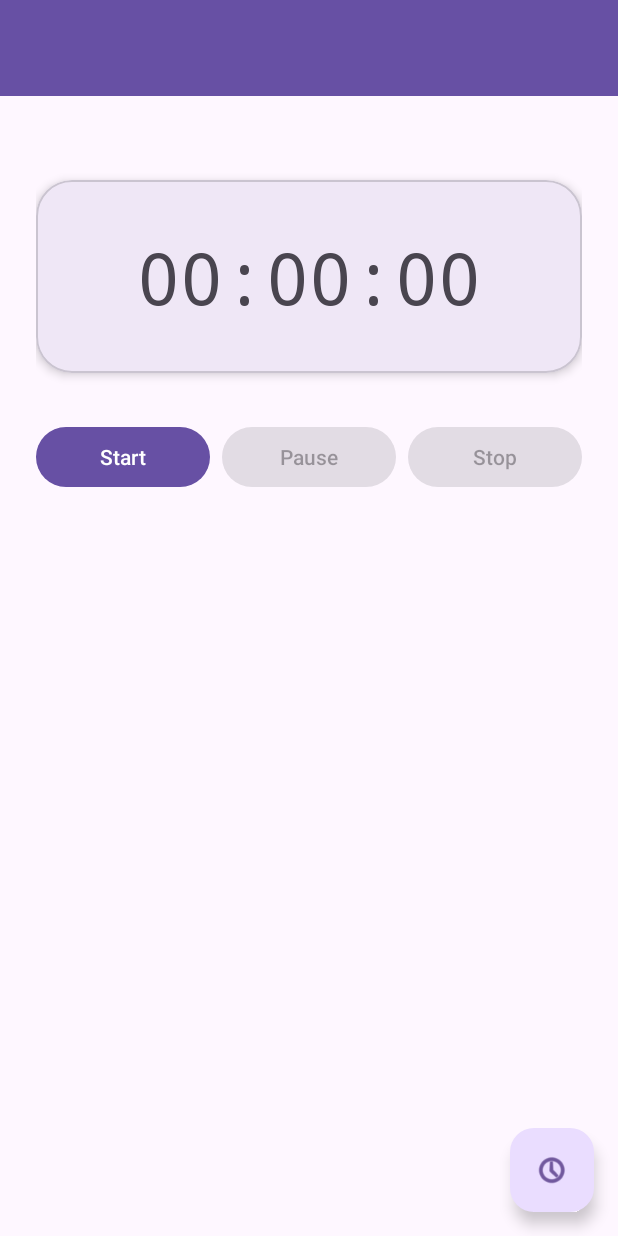
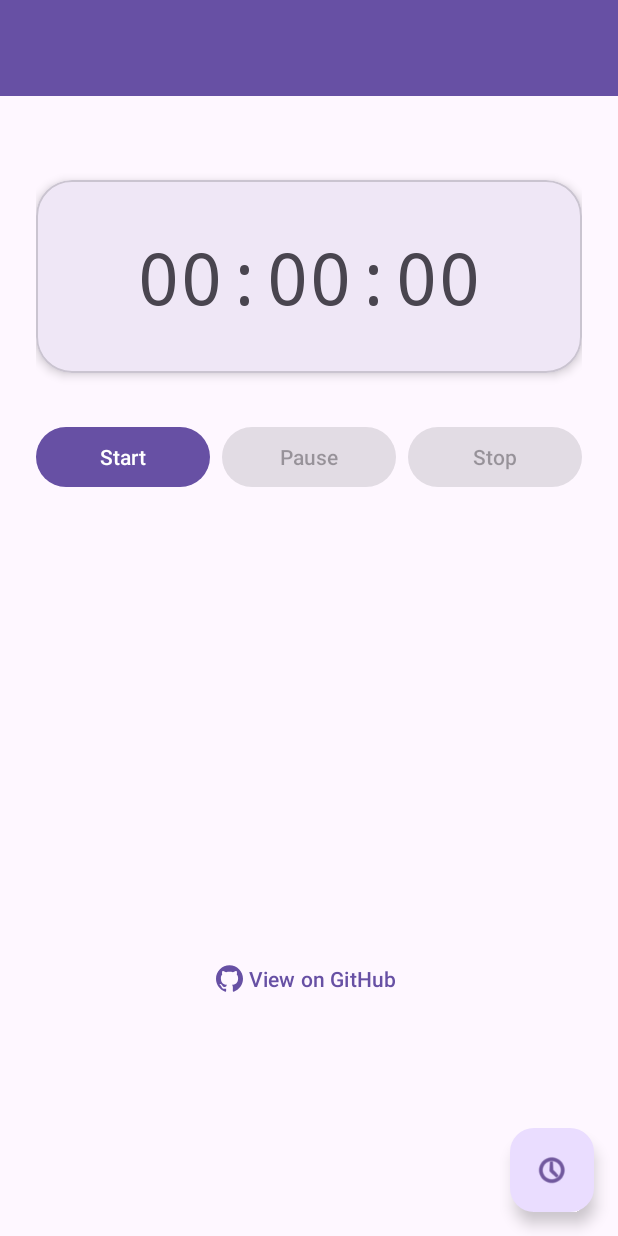
Before and after one commit to elbehi-ahmed/IoT-Smart-Lighting-System, an Android app: the layout activity_main.xml on its own in the app's theme, with its tools: preview values and no code run, on a phone screen of 412 x 824 dp. Run offline under Robolectric (Android 15) with nearby library versions, the phone set to English and light mode, and no system bars.

Commit message:
Prepare project for GitHub

```diff
--- a/app/src/main/java/com/ElbehiAhmed/studytimer/activities/MainActivity.kt
+++ b/app/src/main/java/com/ElbehiAhmed/studytimer/activities/MainActivity.kt
@@ -67,6 +67,13 @@ class MainActivity : AppCompatActivity() {
         binding.fabHistory.setOnClickListener {
             startActivity(Intent(this, HistoryActivity::class.java))
         }
+        binding.btnGithub.setOnClickListener {
+            val intent = android.content.Intent(
+                android.content.Intent.ACTION_VIEW,
+                android.net.Uri.parse("https://github.com/elbehi-ahmed")
+            )
+            startActivity(intent)
+        }
     }
 
     private fun observeViewModel() {
--- /dev/null
+++ b/app/src/main/res/drawable/ic_github.xml
@@ -0,0 +1,10 @@
+<vector xmlns:android="http://schemas.android.com/apk/res/android"
+    android:width="24dp"
+    android:height="24dp"
+    android:viewportWidth="24"
+    android:viewportHeight="24"
+    android:tint="?attr/colorOnPrimary">
+    <path
+        android:fillColor="@android:color/white"
+        android:pathData="M12,0.297c-6.63,0 -12,5.373 -12,12c0,5.303 3.438,9.8 8.205,11.385c0.6,0.113 0.82,-0.258 0.82,-0.577c0,-0.285 -0.01,-1.04 -0.015,-2.04c-3.338,0.724 -4.042,-1.61 -4.042,-1.61c-0.546,-1.387 -1.333,-1.756 -1.333,-1.756c-1.089,-0.745 0.083,-0.729 0.083,-0.729c1.205,0.084 1.839,1.237 1.839,1.237c1.07,1.834 2.807,1.304 3.492,0.997c0.108,-0.775 0.418,-1.305 0.762,-1.605c-2.665,-0.303 -5.466,-1.332 -5.466,-5.93c0,-1.31 0.469,-2.38 1.236,-3.22c-0.124,-0.303 -0.535,-1.523 0.117,-3.176c0,0 1.008,-0.322 3.301,1.23c0.957,-0.266 1.983,-0.399 3.003,-0.404c1.02,0.005 2.047,0.138 3.006,0.404c2.29,-1.552 3.297,-1.23 3.297,-1.23c0.653,1.653 0.242,2.873 0.118,3.176c0.77,0.84 1.235,1.91 1.235,3.22c0,4.61 -2.807,5.624 -5.479,5.921c0.43,0.372 0.814,1.103 0.814,2.222c0,1.606 -0.014,2.898 -0.014,3.293c0,0.322 0.216,0.696 0.824,0.578C20.565,22.092 24,17.592 24,12.297c0,-6.627 -5.373,-12 -12,-12" />
+</vector>
--- a/app/src/main/res/layout/activity_main.xml
+++ b/app/src/main/res/layout/activity_main.xml
@@ -49,6 +49,7 @@
             android:layout_marginTop="32dp"
             android:gravity="center">
 
+
             <com.google.android.material.button.MaterialButton
                 android:id="@+id/btnStart"
                 android:layout_width="0dp"
@@ -75,6 +76,15 @@
                 android:enabled="false" />
 
         </LinearLayout>
+        <com.google.android.material.button.MaterialButton
+            android:id="@+id/btnGithub"
+            style="@style/Widget.Material3.Button.TextButton.Icon"
+            android:layout_width="wrap_content"
+            android:layout_height="wrap_content"
+            android:layout_marginTop="300dp"
+            android:text="View on GitHub"
+            app:icon="@drawable/ic_github"
+            app:iconTint="?attr/colorPrimary" />
 
     </LinearLayout>
 
```
Also changed, not shown: 1 other file.
